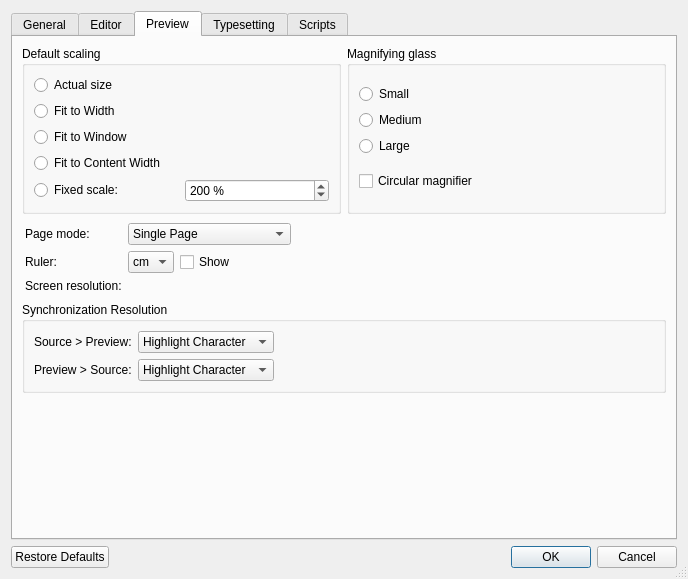
This is src/PrefsDialog.ui in debian-tex/texworks as Qt 5 draws it before an edit. The edited form follows.
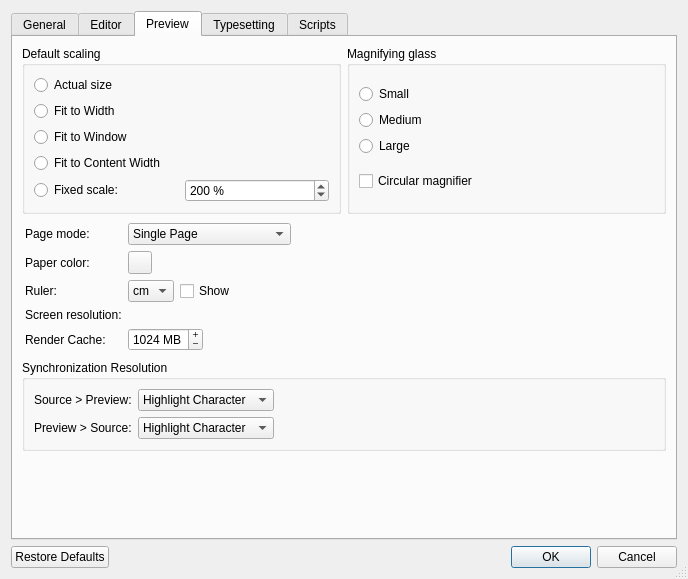
This is the edited form. The open tabs and pages were chosen to show the change. Icons and pictures are not drawn. Custom widgets are drawn as their Qt base class.

The edit to the form file:
```diff
--- a/src/PrefsDialog.ui
+++ b/src/PrefsDialog.ui
@@ -775,23 +775,23 @@
           </widget>
          </item>
          <item row="1" column="0">
+          <widget class="QLabel" name="label_19">
+           <property name="text">
+            <string>Paper color:</string>
+           </property>
+          </widget>
+         </item>
+         <item row="1" column="1">
+          <widget class="Tw::UI::ColorButton" name="pdfPaperColor"/>
+         </item>
+         <item row="2" column="0">
           <widget class="QLabel" name="label_18">
            <property name="text">
             <string>Ruler:</string>
            </property>
           </widget>
          </item>
-         <item row="2" column="0">
-          <widget class="QLabel" name="label_4">
-           <property name="text">
-            <string>Screen resolution:</string>
-           </property>
-          </widget>
-         </item>
          <item row="2" column="1">
-          <widget class="Tw::UI::ScreenCalibrationWidget" name="resolution" native="true"/>
-         </item>
-         <item row="1" column="1">
           <layout class="QHBoxLayout" name="horizontalLayout_15">
            <item>
             <widget class="QComboBox" name="pdfRulerUnits">
@@ -821,6 +821,48 @@
            </item>
           </layout>
          </item>
+         <item row="3" column="0">
+          <widget class="QLabel" name="label_4">
+           <property name="text">
+            <string>Screen resolution:</string>
+           </property>
+          </widget>
+         </item>
+         <item row="3" column="1">
+          <widget class="Tw::UI::ScreenCalibrationWidget" name="resolution" native="true"/>
+         </item>
+         <item row="4" column="0">
+          <widget class="QLabel" name="label_20">
+           <property name="text">
+            <string>Render Cache:</string>
+           </property>
+          </widget>
+         </item>
+         <item row="4" column="1">
+          <widget class="QSpinBox" name="pdfPageCacheSizeMiB">
+           <property name="buttonSymbols">
+            <enum>QAbstractSpinBox::PlusMinus</enum>
+           </property>
+           <property name="correctionMode">
+            <enum>QAbstractSpinBox::CorrectToNearestValue</enum>
+           </property>
+           <property name="suffix">
+            <string extracomment="abbreviation of megabytes"> MB</string>
+           </property>
+           <property name="minimum">
+            <number>64</number>
+           </property>
+           <property name="maximum">
+            <number>2000</number>
+           </property>
+           <property name="singleStep">
+            <number>16</number>
+           </property>
+           <property name="value">
+            <number>1024</number>
+           </property>
+          </widget>
+         </item>
         </layout>
        </item>
        <item row="3" column="0">
@@ -1288,6 +1330,11 @@
    <header>ui/ScreenCalibrationWidget.h</header>
    <container>1</container>
   </customwidget>
+  <customwidget>
+   <class>Tw::UI::ColorButton</class>
+   <extends>QToolButton</extends>
+   <header>ui/ColorButton.h</header>
+  </customwidget>
  </customwidgets>
  <tabstops>
   <tabstop>tabWidget</tabstop>
```
Left out of the diff: 1 changed line with no effect on the pictures.
